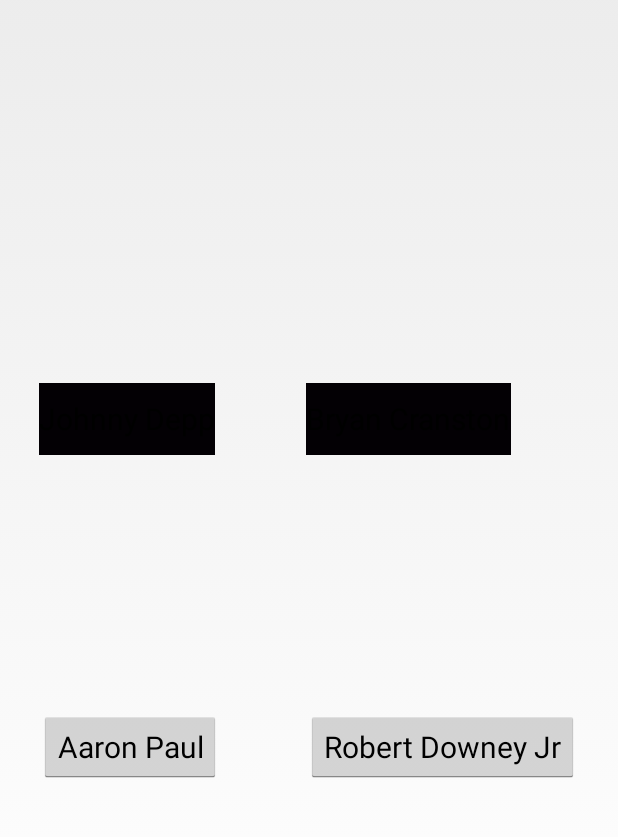
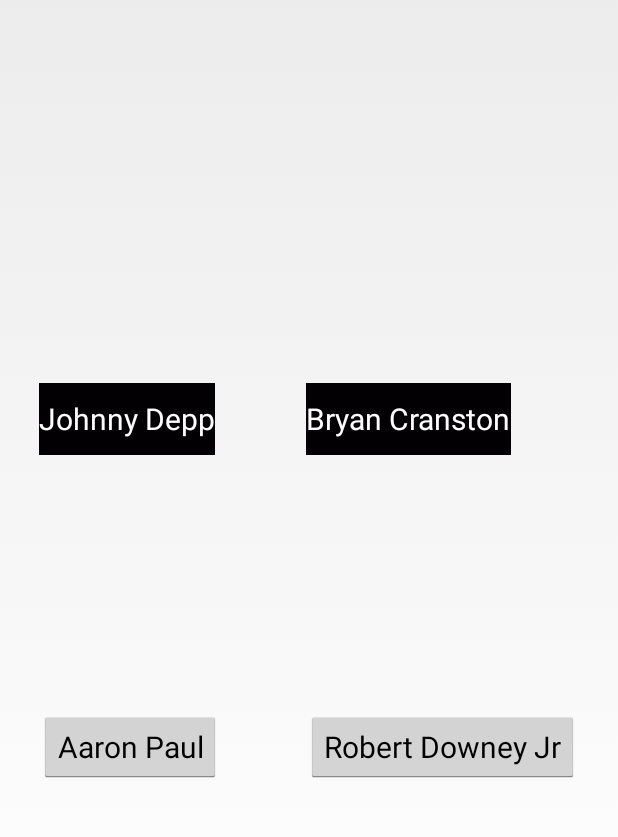
Before and after one commit to team-LRP/Guess_The_Voice, an Android app: the MainActivity2 screen opened directly, with no data from a screen before it, on a phone screen of 412 x 824 dp, the part 235-1072 px from its top. Run offline under Robolectric (Android 15) with nearby library versions, the phone set to English and light mode, and no system bars.

Commit message:
button text color

```diff
--- a/teamlrp/src/main/res/layout/activity_main2.xml
+++ b/teamlrp/src/main/res/layout/activity_main2.xml
@@ -13,6 +13,7 @@ android:layout_width="wrap_content"
 android:layout_height="wrap_content"
 android:id="@+id/button2"
 android:textSize="20dp"
+        android:textColor="#ffffff"
 android:layout_alignTop="@+id/button1"
 android:layout_alignLeft="@+id/button4"
 android:layout_alignStart="@+id/button4"
@@ -24,6 +25,8 @@ android:layout_width="wrap_content"
 android:layout_height="wrap_content"
 android:id="@+id/button1"
     android:textSize="20dp"
+
+    android:textColor="#ffffff"
 android:layout_centerVertical="true"
 android:layout_alignLeft="@+id/button3"
 android:layout_alignStart="@+id/button3"
```
